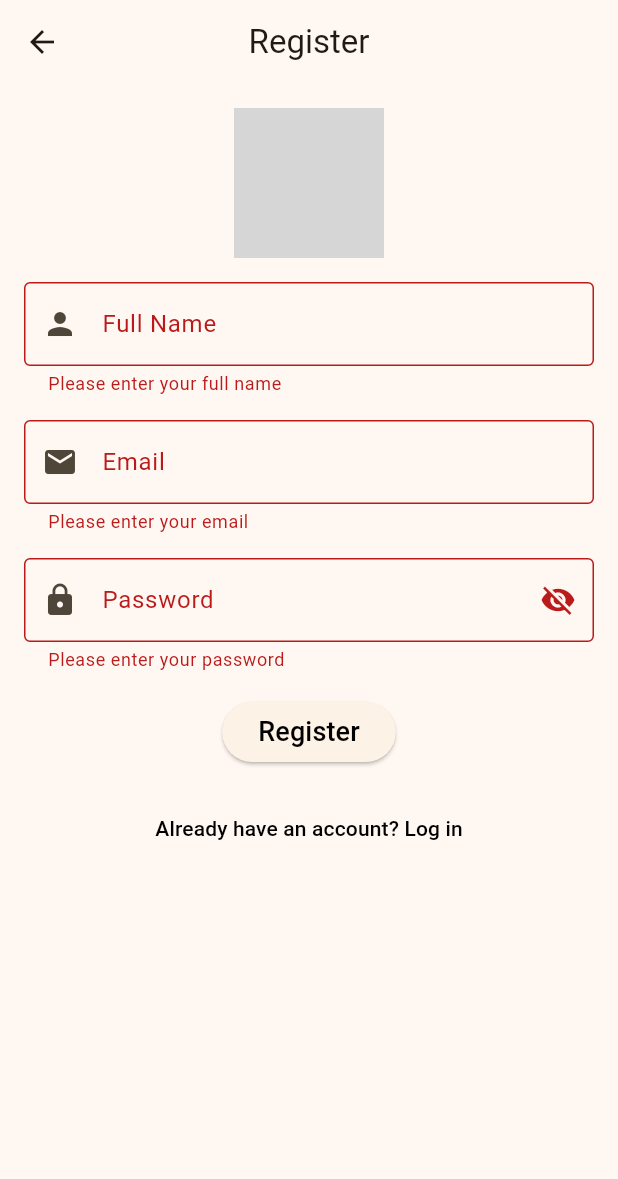
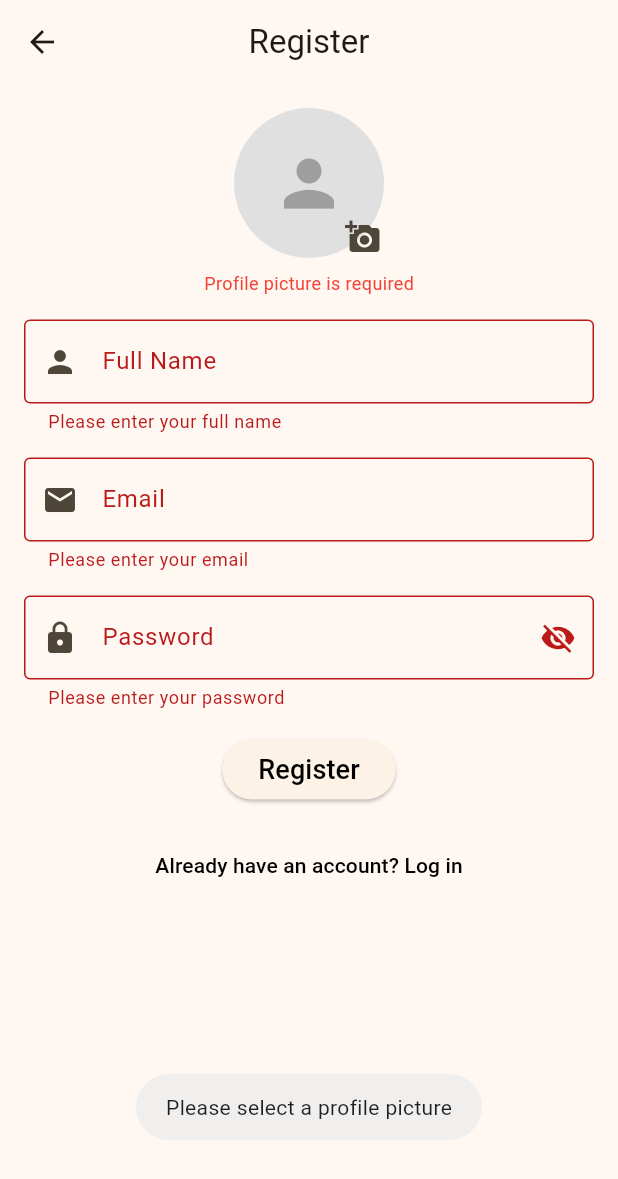
Before and after one commit to yahya-fk/Fruit-Recognition-Mobile-Application, a Flutter app: the RegisterPage screen opened by its route, after a tap on "Register", on a phone screen of 412 x 824 dp. Shown: the top 1179 px of the screen. Run offline on Flutter 3.47's test engine with Material 3 defaults, Android fonts, the phone set to English and light mode, and no system bars; our stand-ins replace cloud_firestore, firebase_auth, firebase_core, fluttertoast, image_picker; accounts and stored records are empty; grey boxes are pictures that could not be loaded.

Commit message:
Enhance registration process by adding image selection and base64 encoding for profile pictures

```diff
--- a/lib/screens/register.page.dart
+++ b/lib/screens/register.page.dart
@@ -1,10 +1,11 @@
 import 'package:firebase_auth/firebase_auth.dart';
-import 'package:firebase_storage/firebase_storage.dart';
 import 'package:cloud_firestore/cloud_firestore.dart';
 import 'package:flutter/material.dart';
 import 'package:fluttertoast/fluttertoast.dart';
 import 'package:image_picker/image_picker.dart';
 import 'dart:io';
+import 'dart:convert';
+import 'package:controllapp/services/auth_service.dart';
 
 class RegisterPage extends StatefulWidget {
   const RegisterPage({super.key});
@@ -21,7 +22,10 @@ class _RegisterPageState extends State<RegisterPage> {
 
   final ImagePicker _picker = ImagePicker();
   XFile? _pickedImage;
+  String? _base64Image;
   final FirebaseFirestore _firestore = FirebaseFirestore.instance;
+
+  bool isImageSelected = false;
 
   // Default profile picture URL
   final String defaultPhotoURL =
@@ -29,10 +33,17 @@ class _RegisterPageState extends State<RegisterPage> {
 
   Future<void> pickImage() async {
     try {
-      final XFile? image = await _picker.pickImage(source: ImageSource.gallery);
+      final XFile? image = await _picker.pickImage(
+        source: ImageSource.gallery,
+        maxWidth: 800, // Limit image size
+        maxHeight: 800,
+      );
       if (image != null) {
+        final bytes = await image.readAsBytes();
         setState(() {
           _pickedImage = image;
+          _base64Image = base64Encode(bytes);
+          isImageSelected = true;
         });
       } else {
         Fluttertoast.showToast(msg: "No image selected.");
@@ -43,8 +54,12 @@ class _RegisterPageState extends State<RegisterPage> {
   }
 
   Future<void> signUp() async {
+    if (!isImageSelected) {
+      Fluttertoast.showToast(msg: "Please select a profile picture");
+      return;
+    }
+
     try {
-      // Create user with email and password
       UserCredential userCredential =
           await FirebaseAuth.instance.createUserWithEmailAndPassword(
         email: _emailController.text.trim(),
@@ -54,49 +69,27 @@ class _RegisterPageState extends State<RegisterPage> {
       User? user = userCredential.user;
 
       if (user != null) {
-        String? photoURL = defaultPhotoURL;
+        String? photoData = _base64Image ?? '';
 
-        // Upload the profile picture to Firebase Storage if selected
-        if (_pickedImage != null) {
-          try {
-            final storageRef = FirebaseStorage.instance
-                .ref()
-                .child('profile_pictures/${user.uid}');
-            final uploadTask =
-                await storageRef.putFile(File(_pickedImage!.path));
+        // Update user profile with display name
+        await user.updateDisplayName(_nameController.text.trim());
 
-            // Ensure the upload task was successful before getting the download URL
-            if (uploadTask.state == TaskState.success) {
-              photoURL = await storageRef.getDownloadURL();
-            } else {
-              Fluttertoast.showToast(msg: "Failed to upload profile picture.");
-            }
-          } catch (e) {
-            Fluttertoast.showToast(msg: "Error uploading profile picture: $e");
-          }
-        }
-
-        // Update user profile with display name and photo URL
-        await user.updateDisplayName(_nameController.text.trim());
-        if (photoURL != null) {
-          await user.updatePhotoURL(photoURL);
-        }
-
-        // Save additional user information to Firestore
+        // Save user information to Firestore
         await _firestore.collection('users').doc(user.uid).set({
           'uid': user.uid,
           'fullName': _nameController.text.trim(),
           'email': _emailController.text.trim(),
-          'profilePictureUrl': photoURL,
+          'profileImage': photoData, // Store base64 string
           'createdAt': FieldValue.serverTimestamp(),
         });
 
-        // Show success message and navigate
         Fluttertoast.showToast(
           msg: "Registration successful!",
           toastLength: Toast.LENGTH_SHORT,
         );
+        if (mounted) {
           Navigator.pushReplacementNamed(context, '/home');
+        }
       }
     } on FirebaseAuthException catch (e) {
       if (e.code == 'weak-password') {
@@ -137,16 +130,34 @@ class _RegisterPageState extends State<RegisterPage> {
             child: Column(
               mainAxisAlignment: MainAxisAlignment.center,
               children: [
-                GestureDetector(
-                  onTap: pickImage,
-                  child: CircleAvatar(
+                Stack(
+                  children: [
+                    CircleAvatar(
                       radius: 50,
+                      backgroundColor: Colors.grey[300],
                       backgroundImage: _pickedImage != null
                           ? FileImage(File(_pickedImage!.path))
-                        : NetworkImage(defaultPhotoURL) as ImageProvider,
+                          : null,
                       child: _pickedImage == null
-                        ? const Icon(Icons.add_a_photo, size: 50)
+                          ? const Icon(Icons.person, size: 50, color: Colors.grey)
                           : null,
+                    ),
+                    Positioned(
+                      bottom: -10,
+                      right: -10,
+                      child: IconButton(
+                        icon: const Icon(Icons.add_a_photo),
+                        onPressed: pickImage,
+                      ),
+                    ),
+                  ],
+                ),
+                if (!isImageSelected)
+                  const Padding(
+                    padding: EdgeInsets.only(top: 8.0),
+                    child: Text(
+                      'Profile picture is required',
+                      style: TextStyle(color: Colors.red, fontSize: 12),
                     ),
                   ),
                 const SizedBox(height: 16.0),
@@ -216,8 +227,10 @@ class _RegisterPageState extends State<RegisterPage> {
                 const SizedBox(height: 16.0),
                 ElevatedButton(
                   onPressed: () {
-                    if (_formKey.currentState!.validate()) {
+                    if (_formKey.currentState!.validate() && isImageSelected) {
                       signUp();
+                    } else if (!isImageSelected) {
+                      Fluttertoast.showToast(msg: "Please select a profile picture");
                     }
                   },
                   child: const Text('Register',
```
Also changed, not shown: lib/services/auth_service.dart (added, +24 -0 lines). Lines whose indentation alone changed are shown as unchanged.
